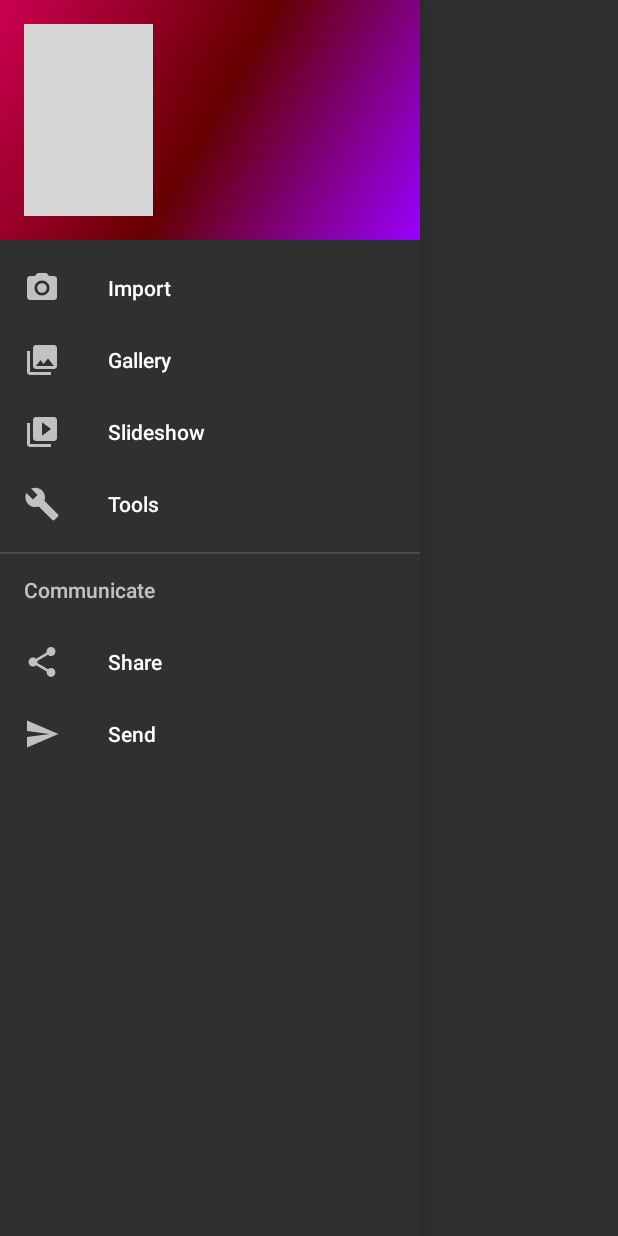
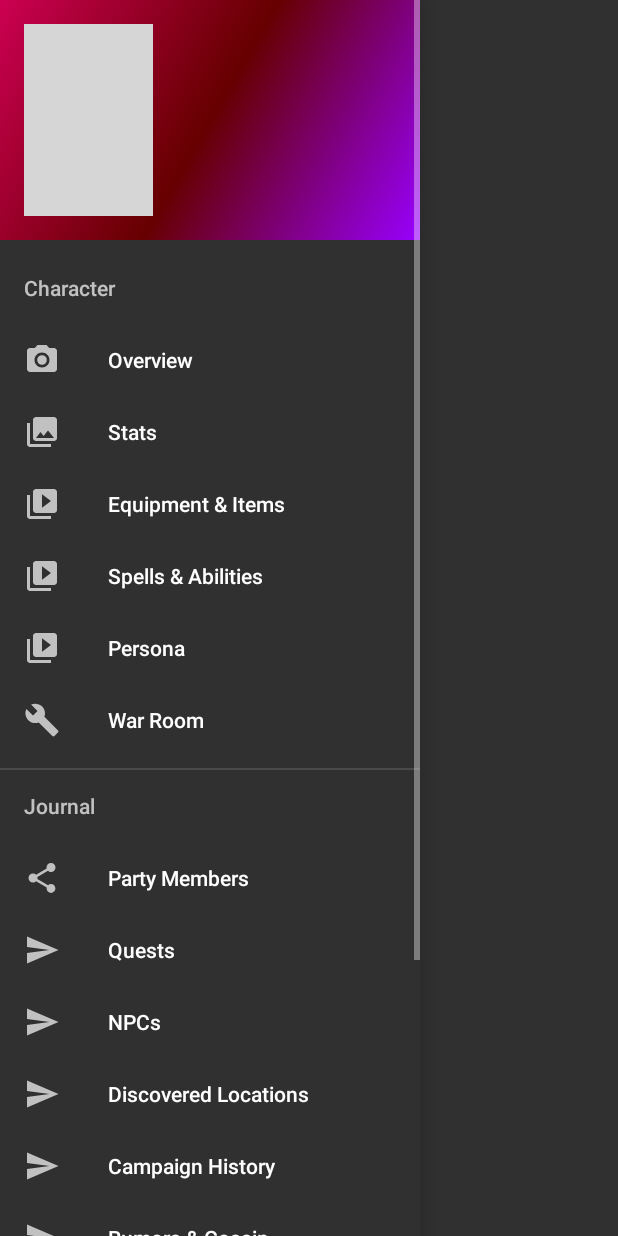
Before and after one commit to joneiros/DnD5EHelper, an Android app: the screen it shows after launch (MainActivity), with the side drawer open, on a phone screen of 412 x 824 dp. Run offline under Robolectric (Android 15) with nearby library versions, the phone set to English and light mode, and no system bars; grey boxes are pictures that could not be loaded.

Commit message:
Rebuilt the drawer to have all the ideal app pages.

```diff
--- a/app/src/main/AndroidManifest.xml
+++ b/app/src/main/AndroidManifest.xml
@@ -13,6 +13,7 @@
         android:supportsRtl="true"
         android:theme="@style/Theme.AppCompat.NoActionBar">
         <activity android:name=".LoginActivity">
+
             <!-- Intent filter and contents used to be here -->
         </activity>
         <activity
@@ -24,7 +25,6 @@
 
                 <category android:name="android.intent.category.LAUNCHER" />
             </intent-filter>
-
         </activity>
     </application>
 
--- a/app/src/main/java/com/example/jongander/dnd5ehelper/LoginActivity.java
+++ b/app/src/main/java/com/example/jongander/dnd5ehelper/LoginActivity.java
@@ -1,5 +1,6 @@
 package com.example.jongander.dnd5ehelper;
 
+import android.content.Intent;
 import android.support.v7.app.AppCompatActivity;
 import android.os.Bundle;
 import android.view.View;
@@ -14,7 +15,6 @@ public class LoginActivity extends AppCompatActivity {
         setContentView(R.layout.activity_login);
 
 
-
         //TODO: Remake the D20 image so that it has the word enter on it, rather than having a text view over an image. Then reduce onClickListener s accordingly
         final TextView tv = (TextView)findViewById(R.id.tvEnter);
         tv.setOnClickListener(new View.OnClickListener() {
@@ -24,6 +24,7 @@ public class LoginActivity extends AppCompatActivity {
                 if(Authenticate(email, password)){
                     //TODO Navigate to MainActivity
                     tv.setText("Logged In!");
+                    sendMessage();
                 }else{
                     tv.setText("Login Failure!");
                 }
@@ -37,6 +38,7 @@ public class LoginActivity extends AppCompatActivity {
                 if(Authenticate(email, password)){
                     //TODO Navigate to MainActivity
                     tv.setText("Logged In!");
+                    sendMessage();
                 }else{
                     tv.setText("Login Failure!");
                 }
@@ -83,6 +85,11 @@ public class LoginActivity extends AppCompatActivity {
         */
     }
 
+    public void sendMessage(){
+        Intent intent = new Intent(this, MainActivity.class);
+        startActivity(intent);
+    }
+
     private boolean Authenticate(String email, String password){
         //TODO replace with real authentication
         if(email.equals("123@123.com") && password.equals("12345")){
--- a/app/src/main/java/com/example/jongander/dnd5ehelper/MainActivity.java
+++ b/app/src/main/java/com/example/jongander/dnd5ehelper/MainActivity.java
@@ -43,6 +43,7 @@ public class MainActivity extends AppCompatActivity
         navigationView.setNavigationItemSelectedListener(this);
     }
 
+
     @Override
     public void onBackPressed() {
         DrawerLayout drawer = (DrawerLayout) findViewById(R.id.drawer_layout);
@@ -81,17 +82,19 @@ public class MainActivity extends AppCompatActivity
         // Handle navigation view item clicks here.
         int id = item.getItemId();
 
-        if (id == R.id.nav_camera) {
-            // Handle the camera action
-        } else if (id == R.id.nav_gallery) {
-
-        } else if (id == R.id.nav_slideshow) {
-
-        } else if (id == R.id.nav_manage) {
-
-        } else if (id == R.id.nav_share) {
-
-        } else if (id == R.id.nav_send) {
+        switch (id){
+            case R.id.nav_overview:
+                break;
+            case R.id.nav_stats:
+                break;
+            case R.id.nav_equipment:
+                break;
+            case R.id.nav_spells_and_abilities:
+                break;
+            case R.id.nav_persona:
+                break;
+            case R.id.nav_war_room:
+                break;
 
         }
 
--- a/app/src/main/res/menu/activity_main_drawer.xml
+++ b/app/src/main/res/menu/activity_main_drawer.xml
@@ -1,36 +1,81 @@
 <?xml version="1.0" encoding="utf-8"?>
 <menu xmlns:android="http://schemas.android.com/apk/res/android">
 
-    <group android:checkableBehavior="single">
+    <item android:title="Character">
+        <menu>
+            <group android:checkableBehavior="single" android:title="Character" >
                 <item
-            android:id="@+id/nav_camera"
+                    android:id="@+id/nav_overview"
                     android:icon="@drawable/ic_menu_camera"
-            android:title="Import" />
+                    android:title="Overview" />
                 <item
-            android:id="@+id/nav_gallery"
+                    android:id="@+id/nav_stats"
                     android:icon="@drawable/ic_menu_gallery"
-            android:title="Gallery" />
+                    android:title="Stats" />
                 <item
-            android:id="@+id/nav_slideshow"
+                    android:id="@+id/nav_equipment"
                     android:icon="@drawable/ic_menu_slideshow"
-            android:title="Slideshow" />
+                    android:title="Equipment &#38; Items" />
                 <item
-            android:id="@+id/nav_manage"
+                    android:id="@+id/nav_spells_and_abilities"
+                    android:icon="@drawable/ic_menu_slideshow"
+                    android:title="Spells &#38; Abilities" />
+                <item
+                    android:id="@+id/nav_persona"
+                    android:icon="@drawable/ic_menu_slideshow"
+                    android:title="Persona" />
+                <item
+                    android:id="@+id/nav_war_room"
                     android:icon="@drawable/ic_menu_manage"
-            android:title="Tools" />
+                    android:title="War Room" />
             </group>
 
-    <item android:title="Communicate">
-        <menu>
-            <item
-                android:id="@+id/nav_share"
-                android:icon="@drawable/ic_menu_share"
-                android:title="Share" />
-            <item
-                android:id="@+id/nav_send"
-                android:icon="@drawable/ic_menu_send"
-                android:title="Send" />
         </menu>
     </item>
 
+
+    <item android:title="Journal" >
+        <menu>
+            <group android:checkableBehavior="single">
+                <item
+                    android:id="@+id/nav_party"
+                    android:icon="@drawable/ic_menu_share"
+                    android:title="Party Members" />
+                <item
+                    android:id="@+id/nav_quests"
+                    android:icon="@drawable/ic_menu_send"
+                    android:title="Quests" />
+                <item
+                    android:id="@+id/nav_npcs"
+                    android:icon="@drawable/ic_menu_send"
+                    android:title="NPCs" />
+                <item
+                    android:id="@+id/nav_locales"
+                    android:icon="@drawable/ic_menu_send"
+                    android:title="Discovered Locations" />
+                <item
+                    android:id="@+id/nav_history"
+                    android:icon="@drawable/ic_menu_send"
+                    android:title="Campaign History" />
+                <item
+                    android:id="@+id/nav_gossip"
+                    android:icon="@drawable/ic_menu_send"
+                    android:title="Rumors &#38; Gossip" />
+            </group>
         </menu>
+    </item>
+    <item android:title="5E Resources" >
+        <menu>
+            <group android:checkableBehavior="single">
+                <item
+                    android:id="@+id/nav_items"
+                    android:icon="@drawable/ic_menu_share"
+                    android:title="Party Members" />
+                <item
+                    android:id="@+id/nav_spells"
+                    android:icon="@drawable/ic_menu_send"
+                    android:title="Quests" />
+            </group>
+        </menu>
+    </item>
+</menu>
```
Lines whose indentation alone changed are shown as unchanged.
